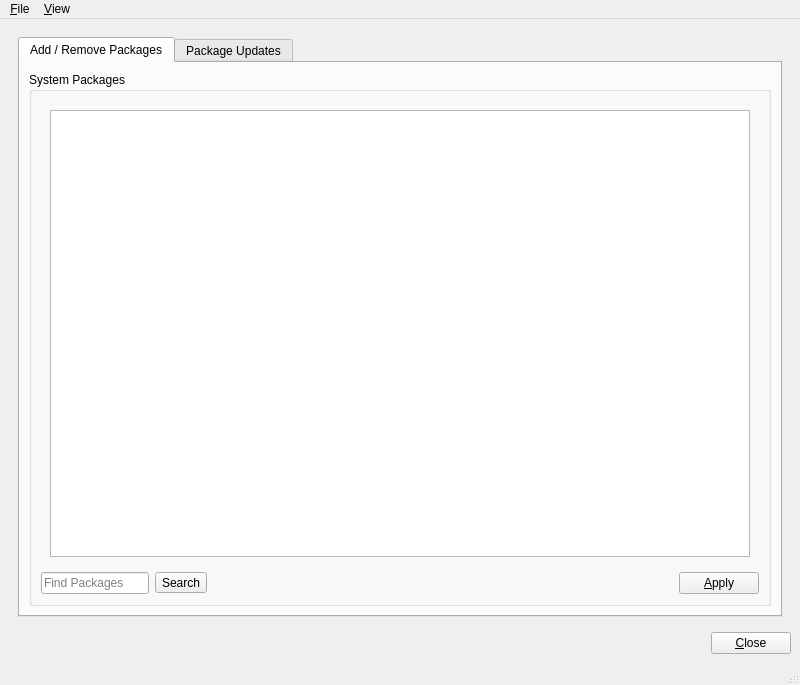
Before: the Qt Designer form src-qt4/pc-pkgmanager/mainWin.ui in trueos/pcbsd, drawn with Qt 5.
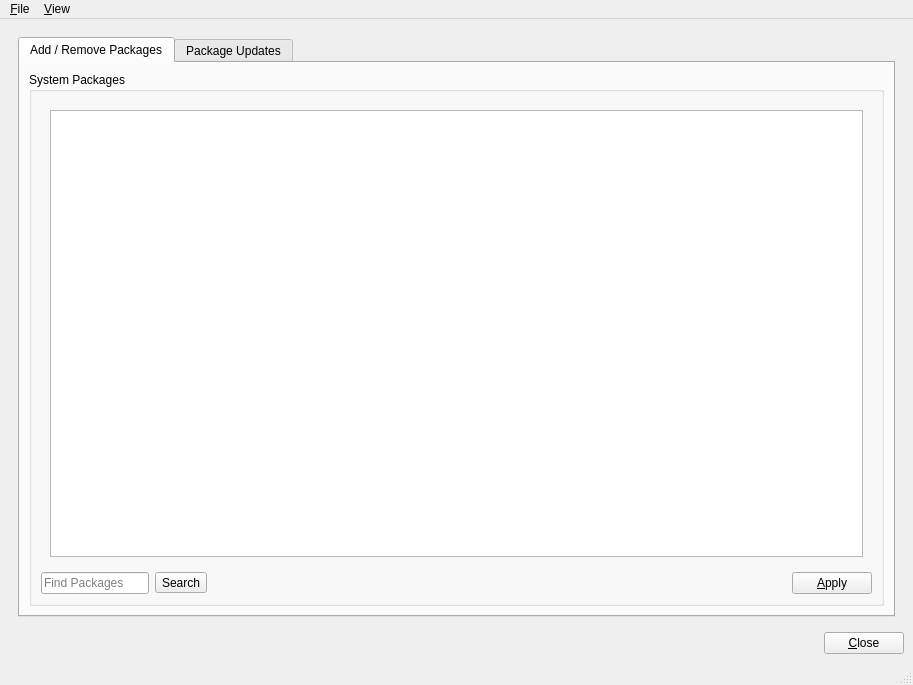
After: the same form once the commit is applied. Icons and pictures are not drawn.

```diff
--- a/src-qt4/pc-pkgmanager/mainWin.ui
+++ b/src-qt4/pc-pkgmanager/mainWin.ui
@@ -6,7 +6,7 @@
    <rect>
     <x>0</x>
     <y>0</y>
-    <width>800</width>
+    <width>913</width>
     <height>644</height>
    </rect>
   </property>
@@ -458,7 +458,7 @@
     <rect>
      <x>0</x>
      <y>0</y>
-     <width>800</width>
+     <width>913</width>
      <height>22</height>
     </rect>
    </property>
```
Left out of the diff: 16 changed lines with no effect on the pictures.
